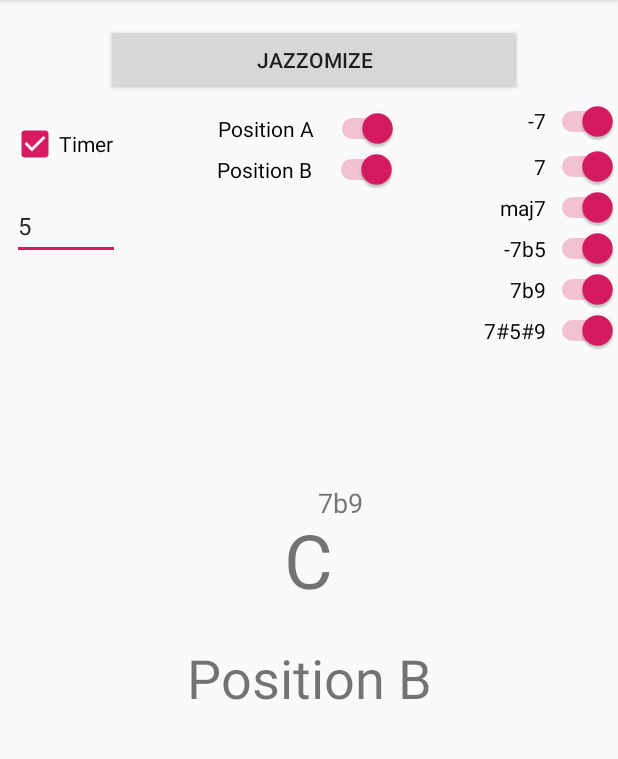
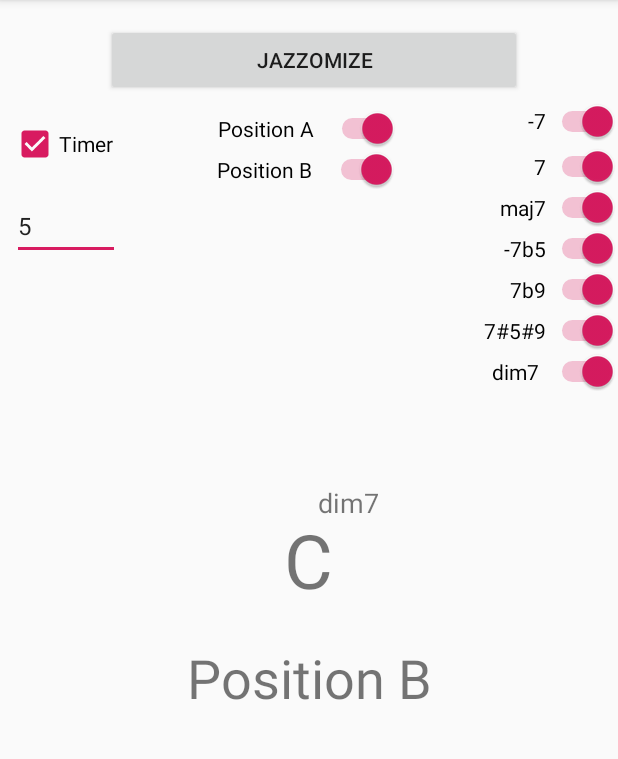
Before and after one commit to Celebrom/SuperApp, an Android app: the screen it shows after launch (MainActivity), after a tap on "Chords", on a phone screen of 412 x 824 dp, the part 84-843 px from its top. Run offline under Robolectric (Android 15) with nearby library versions, the phone set to English and light mode, and no system bars; 1 other tap on this screen came first.

Commit message:
Ajout de dim7

```diff
--- a/app/src/main/java/com/example/superapp/ChordsFragment.kt
+++ b/app/src/main/java/com/example/superapp/ChordsFragment.kt
@@ -50,7 +50,7 @@ class ChordsFragment : Fragment() {
             11 to "G"
         )
         val positions = hashSetOf("Position A", "Position B")
-        val extensions = hashSetOf("-7", "7", "maj7", "-7b5", "7b9", "7#5#9")
+        val extensions = hashSetOf("-7", "7", "maj7", "-7b5", "7b9", "7#5#9", "dim7")
 
         fun generateExtension(): String {
             if (extensions.isEmpty()) return ("")
@@ -110,7 +110,7 @@ class ChordsFragment : Fragment() {
             else extensions.remove("maj7")
         }
 
-        dim7.setOnCheckedChangeListener { _, isChecked ->
+        min7b5.setOnCheckedChangeListener { _, isChecked ->
             if (isChecked) extensions.add("-7b5")
             else extensions.remove("-7b5")
         }
@@ -125,6 +125,11 @@ class ChordsFragment : Fragment() {
             else extensions.remove("7#5#9")
         }
 
+        dim7.setOnCheckedChangeListener { _, isChecked ->
+            if (isChecked) extensions.add("dim7")
+            else extensions.remove("dim7")
+        }
+
         randomizedButton.setOnClickListener {
             generateChord()
         }
--- a/app/src/main/res/layout/chords_fragment.xml
+++ b/app/src/main/res/layout/chords_fragment.xml
@@ -98,7 +98,7 @@
             android:text="-7b5"
             android:layout_width="wrap_content"
             android:layout_height="wrap_content"
-            android:id="@+id/dim7" app:layout_constraintEnd_toEndOf="parent"
+            android:id="@+id/min7b5" app:layout_constraintEnd_toEndOf="parent"
             app:layout_constraintTop_toBottomOf="@+id/maj7"
             android:checked="true" />
     <Switch
@@ -106,7 +106,7 @@
             android:layout_width="wrap_content"
             android:layout_height="wrap_content"
             android:id="@+id/maj7b9" app:layout_constraintEnd_toEndOf="parent"
-            app:layout_constraintTop_toBottomOf="@+id/dim7"
+            app:layout_constraintTop_toBottomOf="@+id/min7b5"
             android:checked="true" />
     <Switch
             android:text="7#5#9"
@@ -115,6 +115,14 @@
             android:id="@+id/aug7" app:layout_constraintEnd_toEndOf="parent"
             app:layout_constraintTop_toBottomOf="@+id/maj7b9"
             android:checked="true" />
+    <Switch
+            android:text="dim7"
+            android:layout_width="84dp"
+            android:layout_height="13dp"
+            android:id="@+id/dim7"
+            android:checked="true"
+            app:layout_constraintTop_toBottomOf="@+id/aug7" app:layout_constraintEnd_toEndOf="parent"/>
+
     <Switch
             android:text="Position A"
             android:layout_width="120dp"
```
